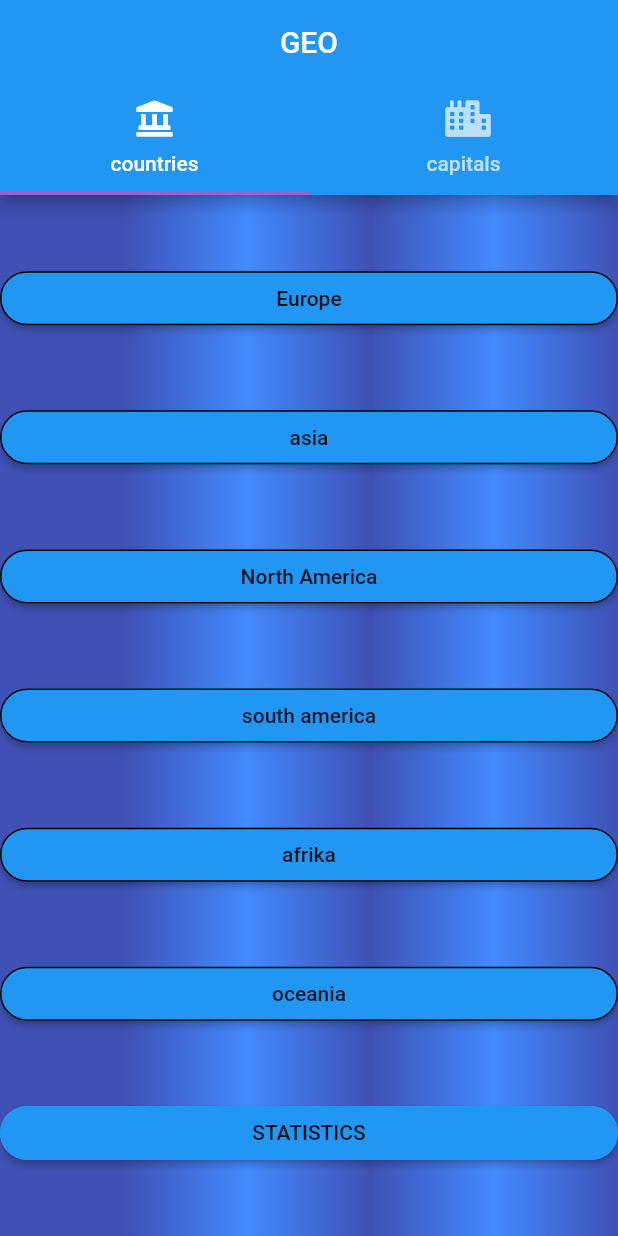
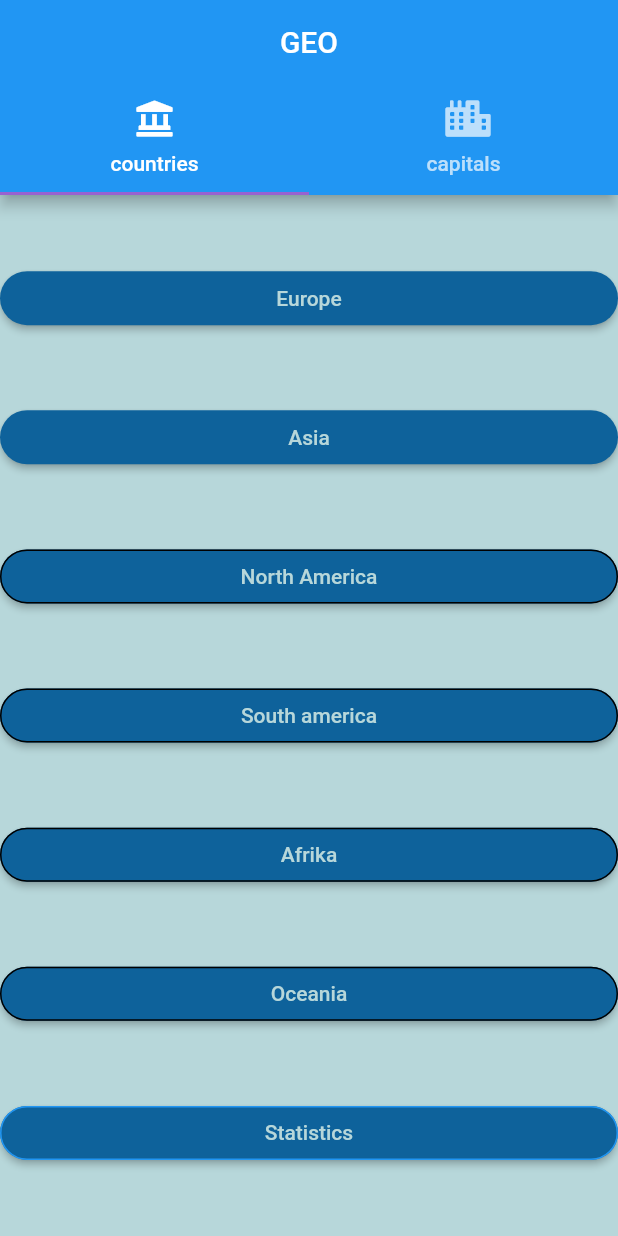
Before and after one commit to lukalajovic12/ll_games, a Flutter app: the screen it shows after launch, after a tap on "geo", on a phone screen of 412 x 824 dp. Run offline on Flutter 3.47's test engine with Material 2 defaults, Android fonts, the phone set to English and light mode, and no system bars; our stand-ins replace charts_flutter, font_awesome_flutter, sqflite; accounts and stored records are empty; project files that could hold a hidden picture were left out.

Commit message:
added logo and redesigned

```diff
--- a/lib/geography/geo_main.dart
+++ b/lib/geography/geo_main.dart
@@ -4,6 +4,7 @@ import 'package:flutter/cupertino.dart';
 import 'package:flutter/material.dart';
 import 'package:flutter/services.dart';
 import 'package:font_awesome_flutter/font_awesome_flutter.dart';
+import '../main.dart';
 import 'geo.dart';
 import 'kviz.dart';
 import 'score_table.dart';
@@ -14,13 +15,9 @@ class GeoMainWidget extends StatefulWidget {
 }
 
 class _GeoMainWidget extends State<GeoMainWidget> {
-
   _GeoMainWidget() {
     loadGeo();
   }
-
-
-
 
   void loadGeo() async {
     List<CountryCapital> geoList = new List();
@@ -35,7 +32,6 @@ class _GeoMainWidget extends State<GeoMainWidget> {
           continent: geoLines[i].split(",")[2]);
       geoList.add(cc);
     }
-
   }
 
   @override
@@ -68,55 +64,38 @@ class _GeoMainWidget extends State<GeoMainWidget> {
                 body: TabBarView(children: [
                   GeoTabWidget(1),
                   GeoTabWidget(2),
-
                 ]))));
   }
 }
 
-
-
 class GeoTabWidget extends StatefulWidget {
-
   int type = 1;
 
-
-
-  GeoTabWidget(int type){
-    this.type=type;
+  GeoTabWidget(int type) {
+    this.type = type;
   }
-
-
 
   @override
   State createState() => new _GeoTabWidget(type);
 }
 
+class _GeoTabWidget extends State<GeoTabWidget> {
+  List<CountryCapital> euroList = new List();
 
-class _GeoTabWidget extends State<GeoTabWidget> {
+  List<CountryCapital> namericaList = new List();
 
+  List<CountryCapital> samericaList = new List();
 
+  List<CountryCapital> afroList = new List();
 
+  List<CountryCapital> asiaList = new List();
 
-  List<CountryCapital> euroList=new List();
-
-
-
-  List<CountryCapital> namericaList=new List();
-
-  List<CountryCapital> samericaList=new List();
-
-  List<CountryCapital> afroList=new List();
-
-  List<CountryCapital> asiaList=new List();
-
-  List<CountryCapital> oceaniaList=new List();
+  List<CountryCapital> oceaniaList = new List();
 
   int type = 1;
 
-
-
   void loadGeo() async {
-    List<CountryCapital> geoList=new List();
+    List<CountryCapital> geoList = new List();
     var geoString = await rootBundle.loadString('assets/geo.txt');
     LineSplitter ls = new LineSplitter();
     List<String> geoLines = ls.convert(geoString);
@@ -128,7 +107,7 @@ class _GeoTabWidget extends State<GeoTabWidget> {
       geoList.add(cc);
     }
 
-    for(CountryCapital cc in geoList) {
+    for (CountryCapital cc in geoList) {
       if (cc.continent == 'europe') {
         euroList.add(cc);
       }
@@ -148,49 +127,49 @@ class _GeoTabWidget extends State<GeoTabWidget> {
         oceaniaList.add(cc);
       }
     }
-
   }
 
   _GeoTabWidget(int type) {
-
-
     this.type = type;
     loadGeo();
-
   }
 
   @override
   Widget build(BuildContext context) {
     return Container(
-      decoration: BoxDecoration(
-        gradient: LinearGradient(colors: [
-          Colors.indigo,
-          Colors.blueAccent,
-          Colors.indigo,
-          Colors.blueAccent,
-          Colors.indigo,
-        ], stops: [
-          0.2,
-          0.4,
-          0.6,
-          0.8,
-          1,
-        ]),
-      ),
+      color: Color(hexColor('#B7D7DA')),
       child: Column(
         mainAxisAlignment: MainAxisAlignment.spaceEvenly,
         crossAxisAlignment: CrossAxisAlignment.stretch,
         children: <Widget>[
           RaisedButton(
             shape: RoundedRectangleBorder(
-                borderRadius: BorderRadius.circular(30),
-                side: BorderSide(color: Colors.black)),
-            color: Colors.blue,
-            child: Text('Europe'),
+              borderRadius: BorderRadius.circular(30),
+            ),
+            color: Color(hexColor('#0E629B')),
+            child: Text(
+              'Europe',
+              style: TextStyle(color: Color(hexColor('#B7D7DA'))),
+            ),
             onPressed: () {
               Navigator.push(
                 context,
-                MaterialPageRoute(builder: (context) =>  Quiz(euroList, type,'europe')),
+                MaterialPageRoute(
+                    builder: (context) => Quiz(euroList, type, 'europe')),
+              );
+            },
+          ),
+          RaisedButton(
+            shape: RoundedRectangleBorder(
+                borderRadius: BorderRadius.circular(30),
+),
+            color: Color(hexColor('#0E629B')),
+            child: Text('Asia',style: TextStyle(color: Color(hexColor('#B7D7DA')))),
+            onPressed: () {
+              Navigator.push(
+                context,
+                MaterialPageRoute(
+                    builder: (context) => Quiz(asiaList, type, 'asia')),
               );
             },
           ),
@@ -198,12 +177,14 @@ class _GeoTabWidget extends State<GeoTabWidget> {
             shape: RoundedRectangleBorder(
                 borderRadius: BorderRadius.circular(30),
                 side: BorderSide(color: Colors.black)),
-            color: Colors.blue,
-            child: Text('asia'),
+            color: Color(hexColor('#0E629B')),
+            child: Text('North America',style: TextStyle(color: Color(hexColor('#B7D7DA')))),
             onPressed: () {
               Navigator.push(
                 context,
-                MaterialPageRoute(builder: (context) =>  Quiz(asiaList, type,'asia')),
+                MaterialPageRoute(
+                    builder: (context) =>
+                        Quiz(namericaList, type, ',North america')),
               );
             },
           ),
@@ -211,12 +192,14 @@ class _GeoTabWidget extends State<GeoTabWidget> {
             shape: RoundedRectangleBorder(
                 borderRadius: BorderRadius.circular(30),
                 side: BorderSide(color: Colors.black)),
-            color: Colors.blue,
-            child: Text('North America'),
+            color: Color(hexColor('#0E629B')),
+            child: Text('South america',style: TextStyle(color: Color(hexColor('#B7D7DA')))),
             onPressed: () {
               Navigator.push(
                 context,
-                MaterialPageRoute(builder: (context) =>  Quiz(namericaList, type,',orth america')),
+                MaterialPageRoute(
+                    builder: (context) =>
+                        Quiz(samericaList, type, 'south america')),
               );
             },
           ),
@@ -224,12 +207,13 @@ class _GeoTabWidget extends State<GeoTabWidget> {
             shape: RoundedRectangleBorder(
                 borderRadius: BorderRadius.circular(30),
                 side: BorderSide(color: Colors.black)),
-            color: Colors.blue,
-            child: Text('south america'),
+            color: Color(hexColor('#0E629B')),
+            child: Text('Afrika',style: TextStyle(color: Color(hexColor('#B7D7DA'))),),
             onPressed: () {
               Navigator.push(
                 context,
-                MaterialPageRoute(builder: (context) =>  Quiz(samericaList, type,'south america')),
+                MaterialPageRoute(
+                    builder: (context) => Quiz(afroList, type, 'afrika')),
               );
             },
           ),
@@ -237,41 +221,22 @@ class _GeoTabWidget extends State<GeoTabWidget> {
             shape: RoundedRectangleBorder(
                 borderRadius: BorderRadius.circular(30),
                 side: BorderSide(color: Colors.black)),
-            color: Colors.blue,
-            child: Text('afrika'),
+            color: Color(hexColor('#0E629B')),
+            child: Text('Oceania',style: TextStyle(color: Color(hexColor('#B7D7DA'))),),
             onPressed: () {
               Navigator.push(
                 context,
-                MaterialPageRoute(builder: (context) =>  Quiz(afroList, type,'afrika')),
+                MaterialPageRoute(
+                    builder: (context) => Quiz(oceaniaList, type, 'oceania')),
               );
             },
           ),
           RaisedButton(
             shape: RoundedRectangleBorder(
-                borderRadius: BorderRadius.circular(30),
-                side: BorderSide(color: Colors.black)),
-            color: Colors.blue,
-            child: Text('oceania'),
-            onPressed: () {
-              Navigator.push(
-                context,
-                MaterialPageRoute(builder: (context) =>  Quiz(oceaniaList, type,'oceania')),
-              );
-            },
-          ),
-
-
-
-
-
-
-
-          RaisedButton(
-            shape: RoundedRectangleBorder(
                 borderRadius: BorderRadius.circular(60),
                 side: BorderSide(color: Colors.blue)),
-            color: Colors.blue,
-            child: Text('STATISTICS'),
+            color: Color(hexColor('#0E629B')),
+            child: Text('Statistics',style: TextStyle(color: Color(hexColor('#B7D7DA')))),
             onPressed: () {
               Navigator.push(
                 context,
--- a/lib/main.dart
+++ b/lib/main.dart
@@ -23,7 +23,18 @@ class MyHomePage extends StatefulWidget {
   State createState() => new MyHomePageState();
 }
 
+
+  hexColor(String chc){
+  String cn='0xff'+chc;
+  cn=cn.replaceAll('#', '');
+  int ci=int.parse(cn);
+  return ci;
+  }
+
+
 class MyHomePageState extends State<MyHomePage> {
+
+
   @override
   Widget build(BuildContext context) {
     return Scaffold(
@@ -37,21 +48,7 @@ class MyHomePageState extends State<MyHomePage> {
         centerTitle: true,
       ),
       body: Container(
-        decoration: BoxDecoration(
-          gradient: LinearGradient(colors: [
-            Colors.indigo,
-            Colors.blueAccent,
-            Colors.indigo,
-            Colors.blueAccent,
-            Colors.indigo,
-          ], stops: [
-            0.2,
-            0.4,
-            0.6,
-            0.8,
-            1,
-          ]),
-        ),
+        color: Color(hexColor('#B7D7DA')),
         child: Column(
           mainAxisAlignment: MainAxisAlignment.center,
           crossAxisAlignment: CrossAxisAlignment.stretch,
@@ -87,13 +84,18 @@ class _MenuButtonWidget extends State<MenuButtonWidget> {
   Widget build(BuildContext context) {
     return Container(
       height: 150.0,
-      padding: new EdgeInsets.only(left: 10,right:10,top: 30,bottom: 30 ),
+      padding: new EdgeInsets.only(left: 10,right:10,top: 40,bottom: 40 ),
       child: RaisedButton(
         shape: RoundedRectangleBorder(
             borderRadius: BorderRadius.circular(90),
-            side: BorderSide(color: Colors.black)),
-        color: Colors.blue,
-        child: Text('$name'),
+            ),
+        color: Color(hexColor('#0E629B')),
+        child: Text('$name',style:TextStyle(
+          fontWeight: FontWeight.bold,
+          color: Color(hexColor('#B7D7DA')),
+          fontSize: 40.0,
+          letterSpacing: 2.0,
+        ),),
         onPressed: () {
           changeScreen();
         },
@@ -103,15 +105,52 @@ class _MenuButtonWidget extends State<MenuButtonWidget> {
 
   void changeScreen() {
     if (name == 'memory') {
-      Navigator.push(
-        context,
-        MaterialPageRoute(builder: (context) => MemoryMainWidget()),
-      );
+      Navigator.of(context).push(_createRoute());
     } else {
-      Navigator.push(
-        context,
-        MaterialPageRoute(builder: (context) => GeoMainWidget()),
-      );
+      Navigator.of(context).push(_createRoute2());
     }
   }
+
+
+
+  Route _createRoute() {
+    return PageRouteBuilder(
+      pageBuilder: (context, animation, secondaryAnimation) => MemoryMainWidget(),
+      transitionsBuilder: (context, animation, secondaryAnimation, child) {
+        var begin = Offset(0.0, 1.0);
+        var end = Offset.zero;
+        var curve = Curves.ease;
+
+        var tween = Tween(begin: begin, end: end).chain(CurveTween(curve: curve));
+
+        return SlideTransition(
+          position: animation.drive(tween),
+          child: child,
+        );
+      },
+    );
+  }
+
+
+  Route _createRoute2() {
+    return PageRouteBuilder(
+      pageBuilder: (context, animation, secondaryAnimation) => GeoMainWidget(),
+      transitionsBuilder: (context, animation, secondaryAnimation, child) {
+        var begin = Offset(0.0, 1.0);
+        var end = Offset.zero;
+        var curve = Curves.ease;
+
+        var tween = Tween(begin: begin, end: end).chain(CurveTween(curve: curve));
+
+        return SlideTransition(
+          position: animation.drive(tween),
+          child: child,
+        );
+      },
+    );
+  }
+
+
+
+
 }
```
Also changed, not shown: lib/memory/memory_main.dart (+8 -21 lines), 3 other files.
